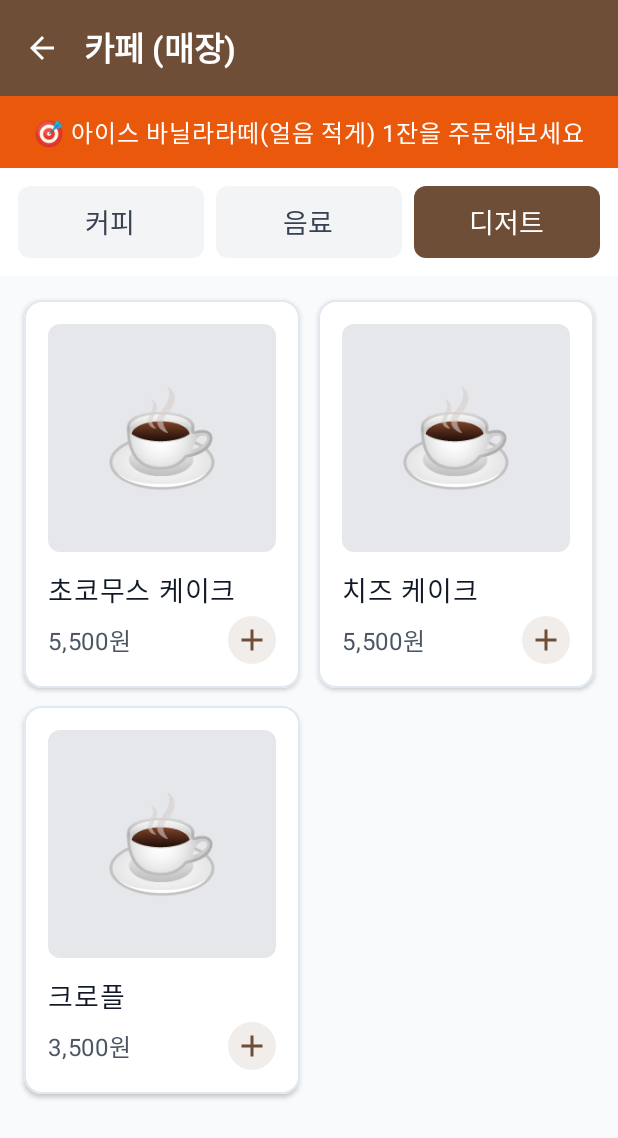
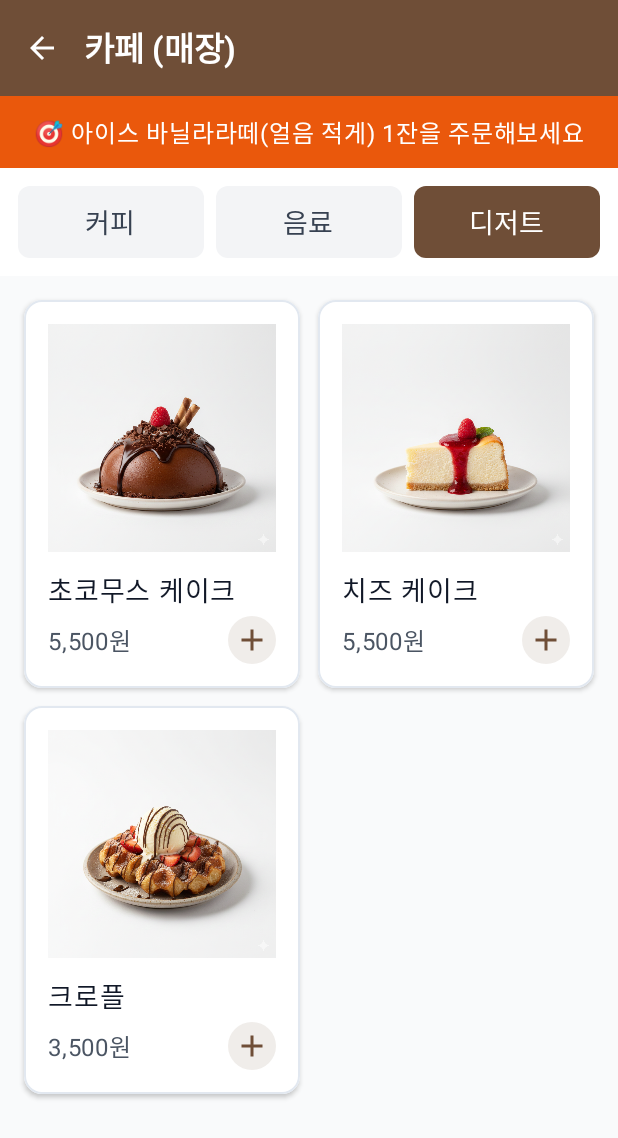
Before and after one commit to Bigben2002/KioskApp, an Android app built with Jetpack Compose: the composable CafeKioskScreen shown on its own in the app's theme, after a tap on "디저트", on a phone screen of 412 x 824 dp. Shown: the top 1138 px of the screen. Run offline under Robolectric (Android 15) with nearby library versions, the phone set to English and light mode, and no system bars; our stand-ins replace Firebase (no records; nobody signed in at launch, a user with empty details on screens opened directly); 3 other taps on this screen came first.

Commit message:
메뉴 이미지 추가

```diff
--- a/Kiosk/app/src/main/java/com/example/kiosk/data/model/MenuItem.kt
+++ b/Kiosk/app/src/main/java/com/example/kiosk/data/model/MenuItem.kt
@@ -5,5 +5,6 @@ data class MenuItem(
     val name: String,
     val price: Int,
     val category: String,
-    val options: List<ItemOption> = emptyList()
+    val options: List<ItemOption> = emptyList(),
+    val imageResId: Int? = null
 )
--- a/Kiosk/app/src/main/java/com/example/kiosk/ui/screens/cafe/CafeKioskScreen.kt
+++ b/Kiosk/app/src/main/java/com/example/kiosk/ui/screens/cafe/CafeKioskScreen.kt
@@ -1,6 +1,7 @@
 package com.example.kiosk.ui.screens.cafe
 
 import androidx.compose.foundation.BorderStroke
+import androidx.compose.foundation.Image
 import androidx.compose.foundation.clickable
 import androidx.compose.material.icons.outlined.LocalCafe
 import androidx.compose.material.icons.outlined.Store
@@ -29,6 +30,8 @@ import androidx.compose.runtime.*
 import androidx.compose.ui.Alignment
 import androidx.compose.ui.Modifier
 import androidx.compose.ui.graphics.Color
+import androidx.compose.ui.layout.ContentScale
+import androidx.compose.ui.res.painterResource
 import androidx.compose.ui.text.font.FontWeight
 import androidx.compose.ui.text.style.TextAlign
 import androidx.compose.ui.unit.dp
@@ -373,7 +376,18 @@ fun MenuList(
                             .background(Color(0xFFE5E7EB), RoundedCornerShape(8.dp)),
                         contentAlignment = Alignment.Center
                     ) {
-                        Text(defaultIcon, fontSize = 64.sp)
+                        if (item.imageResId != null) {
+                            // imageResId가 있으면 이미지를 로드하여 표시
+                            Image(
+                                painter = painterResource(id = item.imageResId!!),
+                                contentDescription = item.name,
+                                contentScale = ContentScale.Crop, // 이미지가 공간에 맞게 채워지도록 설정
+                                modifier = Modifier.fillMaxSize()
+                            )
+                        } else {
+                            // imageResId가 없으면 기존처럼 기본 이모지 표시
+                            Text(defaultIcon, fontSize = 64.sp)
+                        }
                     }
                     Spacer(modifier = Modifier.height(12.dp))
                     Text(item.name, fontSize = 18.sp, fontWeight = FontWeight.Medium, maxLines = 1)
--- a/Kiosk/app/src/main/java/com/example/kiosk/ui/screens/cafe/CafeKioskViewModel.kt
+++ b/Kiosk/app/src/main/java/com/example/kiosk/ui/screens/cafe/CafeKioskViewModel.kt
@@ -3,6 +3,7 @@ package com.example.kiosk.ui.screens.cafe
 import android.app.Application
 import androidx.lifecycle.AndroidViewModel
 import androidx.lifecycle.viewModelScope
+import com.example.kiosk.R
 import com.example.kiosk.data.model.*
 import com.example.kiosk.data.repository.HistoryRepository
 import kotlinx.coroutines.flow.*
@@ -87,20 +88,20 @@ class CafeKioskViewModel(application: Application) : AndroidViewModel(applicatio
     // 전체 메뉴 리스트 정의
     val menuItems = listOf(
         // [커피 카테고리]
-        MenuItem("c1", "아메리카노", 2000, "커피", coffeeOptions),
-        MenuItem("c2", "카페라떼", 3000, "커피", coffeeOptions),
-        MenuItem("c3", "바닐라라떼", 3500, "커피", coffeeOptions),
-        MenuItem("c4", "카페모카", 3800, "커피", coffeeOptions),
+        MenuItem("c1", "아메리카노", 2000, "커피", coffeeOptions, R.drawable.americano),
+        MenuItem("c2", "카페라떼", 3000, "커피", coffeeOptions, R.drawable.cafelatte),
+        MenuItem("c3", "바닐라라떼", 3500, "커피", coffeeOptions, R.drawable.vanillalatte),
+        MenuItem("c4", "카페모카", 3800, "커피", coffeeOptions, R.drawable.cafemocha),
 
         // [음료 카테고리]
-        MenuItem("d1", "레몬에이드", 3500, "음료", adeOptions),
-        MenuItem("d2", "아이스티", 3500, "음료", adeOptions),
-        MenuItem("d3", "초코라떼", 4500, "음료", chocoOptions),
+        MenuItem("d1", "레몬에이드", 3500, "음료", adeOptions, R.drawable.lemonade),
+        MenuItem("d2", "아이스티", 3500, "음료", adeOptions, R.drawable.icetea),
+        MenuItem("d3", "초코라떼", 4500, "음료", chocoOptions, R.drawable.chocolatelatte),
 
         // [디저트 카테고리]
-        MenuItem("k1", "초코무스 케이크",  5500, "디저트", dessertOptions),
-        MenuItem("k2", "치즈 케이크", 5500, "디저트", dessertOptions),
-        MenuItem("k3", "크로플", 3500, "디저트", dessertOptions)
+        MenuItem("k1", "초코무스 케이크",  5500, "디저트", dessertOptions, R.drawable.chocolatesmoothcake),
+        MenuItem("k2", "치즈 케이크", 5500, "디저트", dessertOptions, R.drawable.cheesecake),
+        MenuItem("k3", "크로플", 3500, "디저트", dessertOptions, R.drawable.croffle)
     )
 
     val categories = listOf("커피", "음료", "디저트")
```
Also changed, not shown: Kiosk/app/src/main/res/drawable/americano.png (added), Kiosk/app/src/main/res/drawable/cafelatte.png (added), Kiosk/app/src/main/res/drawable/cafemocha.png (added), Kiosk/app/src/main/res/drawable/cheesecake.png (added), Kiosk/app/src/main/res/drawable/chocolatelatte.png (added), Kiosk/app/src/main/res/drawable/chocolatesmoothcake.png (added), Kiosk/app/src/main/res/drawable/croffle.png (added), 3 other files.
